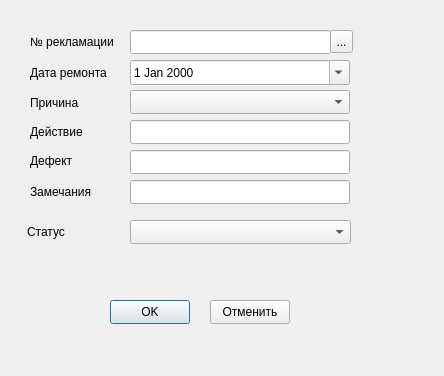
Qt form app/remontwindow.ui (AlexeyScherbakov2021/Remont) before a commit.
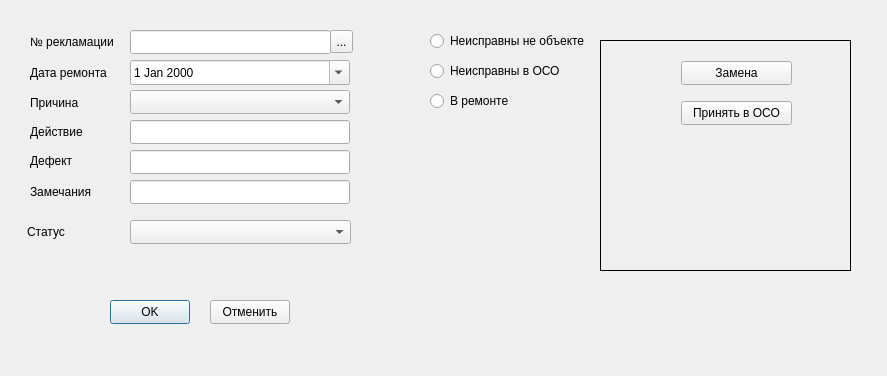
The same form after that commit.

The edit to the form file:
```diff
--- a/app/remontwindow.ui
+++ b/app/remontwindow.ui
@@ -6,7 +6,7 @@
    <rect>
     <x>0</x>
     <y>0</y>
-    <width>444</width>
+    <width>887</width>
     <height>376</height>
    </rect>
   </property>
@@ -219,6 +219,122 @@
     <string>...</string>
    </property>
   </widget>
+  <widget class="QRadioButton" name="rbBrokenObject">
+   <property name="geometry">
+    <rect>
+     <x>430</x>
+     <y>30</y>
+     <width>161</width>
+     <height>22</height>
+    </rect>
+   </property>
+   <property name="text">
+    <string>Неисправны не объекте</string>
+   </property>
+  </widget>
+  <widget class="QRadioButton" name="rbInOSO">
+   <property name="geometry">
+    <rect>
+     <x>430</x>
+     <y>60</y>
+     <width>151</width>
+     <height>22</height>
+    </rect>
+   </property>
+   <property name="text">
+    <string>Неисправны в ОСО</string>
+   </property>
+  </widget>
+  <widget class="QRadioButton" name="rbRepair">
+   <property name="geometry">
+    <rect>
+     <x>430</x>
+     <y>90</y>
+     <width>91</width>
+     <height>22</height>
+    </rect>
+   </property>
+   <property name="text">
+    <string>В ремонте</string>
+   </property>
+  </widget>
+  <widget class="QStackedWidget" name="stackedWidget">
+   <property name="geometry">
+    <rect>
+     <x>600</x>
+     <y>40</y>
+     <width>251</width>
+     <height>231</height>
+    </rect>
+   </property>
+   <property name="frameShape">
+    <enum>QFrame::Shape::Panel</enum>
+   </property>
+   <property name="midLineWidth">
+    <number>0</number>
+   </property>
+   <property name="currentIndex">
+    <number>0</number>
+   </property>
+   <widget class="QWidget" name="page">
+    <widget class="QPushButton" name="pushButton">
+     <property name="geometry">
+      <rect>
+       <x>80</x>
+       <y>20</y>
+       <width>111</width>
+       <height>24</height>
+      </rect>
+     </property>
+     <property name="text">
+      <string>Замена</string>
+     </property>
+    </widget>
+    <widget class="QPushButton" name="pushButton_2">
+     <property name="geometry">
+      <rect>
+       <x>80</x>
+       <y>60</y>
+       <width>111</width>
+       <height>24</height>
+      </rect>
+     </property>
+     <property name="text">
+      <string>Принять в ОСО</string>
+     </property>
+    </widget>
+   </widget>
+   <widget class="QWidget" name="page_2">
+    <widget class="QPushButton" name="pushButton_3">
+     <property name="geometry">
+      <rect>
+       <x>70</x>
+       <y>50</y>
+       <width>121</width>
+       <height>24</height>
+      </rect>
+     </property>
+     <property name="text">
+      <string>Принять в ремонт</string>
+     </property>
+    </widget>
+   </widget>
+   <widget class="QWidget" name="page_3">
+    <widget class="QPushButton" name="pushButton_4">
+     <property name="geometry">
+      <rect>
+       <x>90</x>
+       <y>40</y>
+       <width>121</width>
+       <height>24</height>
+      </rect>
+     </property>
+     <property name="text">
+      <string>Отремонтирован</string>
+     </property>
+    </widget>
+   </widget>
+  </widget>
  </widget>
  <resources/>
  <connections>
```
